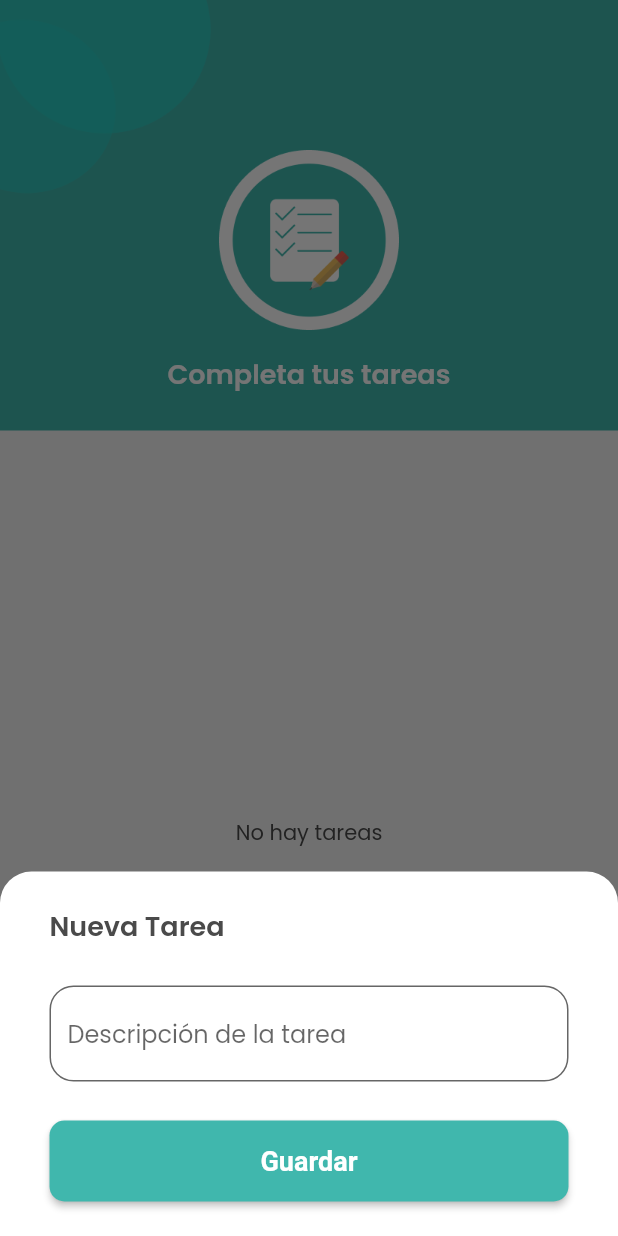
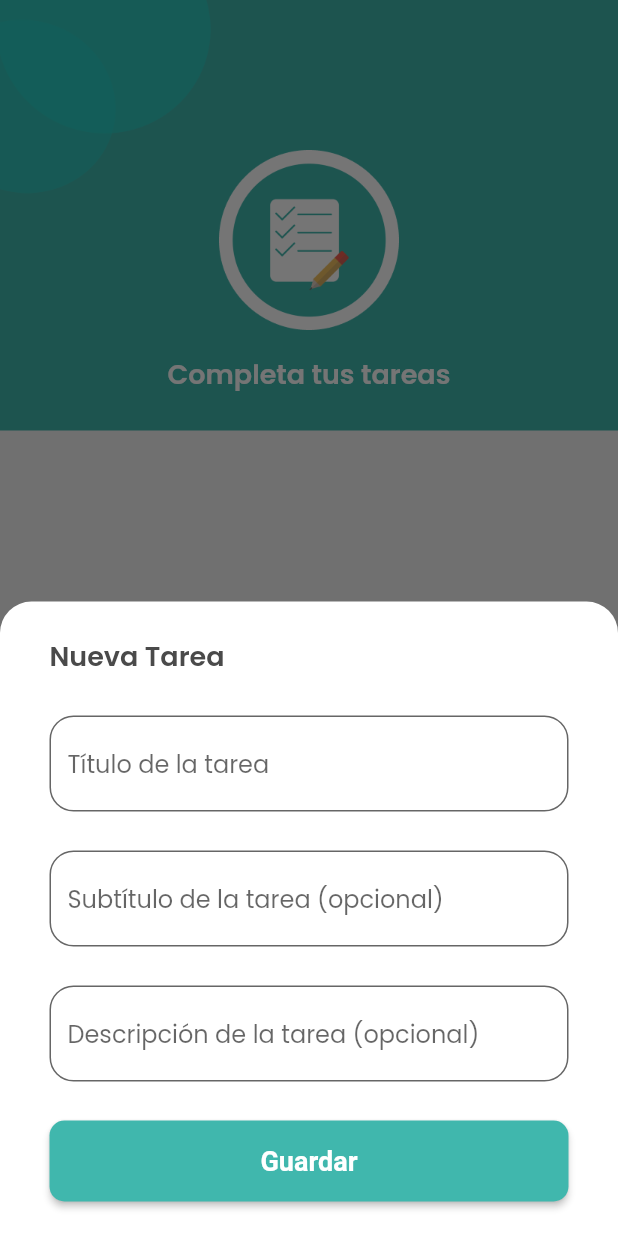
Before and after one commit to JoaquinMX/task-list, a Flutter app: the TaskListPage screen opened directly, after a tap on the "add" icon, on a phone screen of 412 x 824 dp. Run offline on Flutter 3.47's test engine with Material 2 defaults, Android fonts, the phone set to English and light mode, and no system bars; our stand-ins replace shared_preferences; accounts and stored records are empty.

```diff
--- a/lib/app/model/task.dart
+++ b/lib/app/model/task.dart
@@ -1,18 +1,24 @@
 class Task {
-  Task(this.title, {this.done = false});
+  Task(this.title, {this.done = false, this.subtitle, this.description});
 
   Task.fromJson(Map<String, dynamic> json) {
     title = json["title"];
     done = json["done"];
+    subtitle = json["subtitle"];
+    description = json["description"];
   }
 
   late final String title;
   late bool done;
+  late String? subtitle;
+  late String? description;
 
   Map<String, dynamic> toJson() {
     return {
       "title": title,
-      "done": done
+      "done": done,
+      "subtitle": subtitle,
+      "description": description
     };
   }
 }
--- /dev/null
+++ b/lib/app/view/home/inherited_widgets.dart
@@ -0,0 +1,27 @@
+import 'package:flutter/cupertino.dart';
+
+class SpecialColor extends InheritedWidget {
+  const SpecialColor({
+    Key? key,
+    required this.color,
+    required Widget child,
+  }) : super(key: key, child: child);
+
+  final Color color;
+
+  static SpecialColor of(BuildContext context) {
+    final result = context.dependOnInheritedWidgetOfExactType<SpecialColor>();
+    if (result == null) {
+      throw FlutterError(
+        'SpecialColor.of() called with a context that does not contain a SpecialColor widget.',
+      );
+    }
+    return result;
+
+  }
+
+  @override
+  bool updateShouldNotify(SpecialColor oldWidget) {
+    return oldWidget.color != color;
+  }
+}
--- a/lib/app/view/task_list/task_list_page.dart
+++ b/lib/app/view/task_list/task_list_page.dart
@@ -67,11 +67,14 @@ class _TaskListPageState extends State<TaskListPage> {
     showModalBottomSheet(
         context: context,
         isScrollControlled: true,
-        builder: (_) => _NewTaskModal(
-          onTaskCreated: (Task task) {
-            taskRepository.addTask(task);
-            setState((){});
-          },
+        builder: (context) => Padding(
+          padding: EdgeInsets.only(bottom: MediaQuery.of(context).viewInsets.bottom),
+          child: _NewTaskModal(
+            onTaskCreated: (Task task) {
+              taskRepository.addTask(task);
+              setState((){});
+            },
+          ),
         )
     );
   }
@@ -89,6 +92,8 @@ class _NewTaskModal extends StatefulWidget {
 
 class _NewTaskModalState extends State<_NewTaskModal> {
   final _controllerTask = TextEditingController();
+  final _controllerSubtitle = TextEditingController();
+  final _controllerDescription = TextEditingController();
 
   @override
   Widget build(BuildContext context) {
@@ -112,14 +117,38 @@ class _NewTaskModalState extends State<_NewTaskModal> {
               border: OutlineInputBorder(
                 borderRadius: BorderRadius.circular(16),
               ),
-              hintText: "Descripción de la tarea"
+              hintText: "Título de la tarea"
+            ),
+          ),
+          const SizedBox(height: 26),
+          TextField(
+            controller: _controllerSubtitle,
+            decoration: InputDecoration(
+                filled: true,
+                fillColor: Colors.white,
+                border: OutlineInputBorder(
+                  borderRadius: BorderRadius.circular(16),
+                ),
+                hintText: "Subtítulo de la tarea (opcional)"
+            ),
+          ),
+          const SizedBox(height: 26),
+          TextField(
+            controller: _controllerDescription,
+            decoration: InputDecoration(
+                filled: true,
+                fillColor: Colors.white,
+                border: OutlineInputBorder(
+                  borderRadius: BorderRadius.circular(16),
+                ),
+                hintText: "Descripción de la tarea (opcional)"
             ),
           ),
           const SizedBox(height: 26),
           ElevatedButton(
               onPressed: () {
                 if (_controllerTask.text.isNotEmpty) {
-                  final task = Task(_controllerTask.text);
+                  final task = Task(_controllerTask.text, subtitle: _controllerSubtitle.text, description: _controllerDescription.text);
                   widget.onTaskCreated(task);
                   Navigator.of(context).pop();
                 }
@@ -227,7 +256,27 @@ class _TaskItem extends StatelessWidget {
                   color: Theme.of(context).colorScheme.primary,
                 ),
                 const SizedBox(width: 10),
-                Text(task.title),
+                Flexible(
+                  child: Column(
+                    mainAxisAlignment: MainAxisAlignment.start,
+                    children: [
+                      Text(
+                        task.title,
+                        overflow: TextOverflow.ellipsis,
+                      ),
+                      task.subtitle != null ? Text(
+                        task.subtitle!,
+                      ) : const SizedBox(),
+                      task.description != null ? Text(
+                        style: TextStyle(
+                          color: Colors.black54
+                        ),
+                        maxLines: 2,
+                        task.description!,
+                      ) : const SizedBox(),
+                    ],
+                  ),
+                ),
               ],
             ),
           )
--- a/pubspec.yaml
+++ b/pubspec.yaml
@@ -36,6 +36,7 @@ dependencies:
   # Use with the CupertinoIcons class for iOS style icons.
   cupertino_icons: ^1.0.2
   shared_preferences: ^2.2.1
+  url_launcher: ^6.1.14
 
 dev_dependencies:
   flutter_test:
```
Also changed, not shown: lib/app/app.dart (+5 -3 lines), lib/app/view/splash/splash_page.dart (+17 -2 lines), pubspec.lock, 5 other files.
